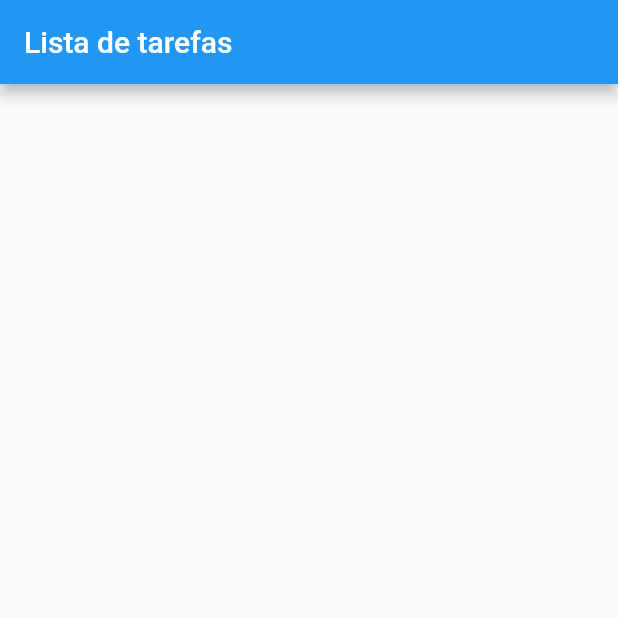
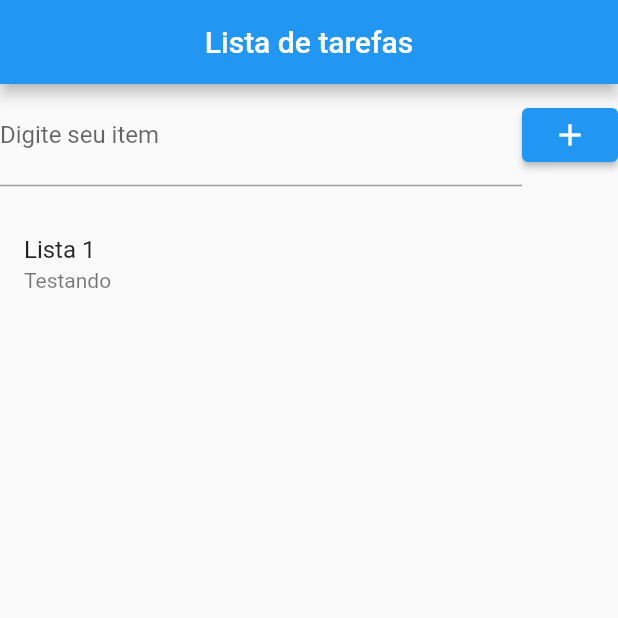
Before and after one commit to Wisterleys/todos_list, a Flutter app: the screen it shows after launch, on a phone screen of 412 x 824 dp, the top half of it. Run offline on Flutter 3.47's test engine with Material 2 defaults, Android fonts, the phone set to English and light mode, and no system bars.

Commit message:
lista quase pronta

```diff
--- /dev/null
+++ b/lib/model/model.dart
@@ -0,0 +1 @@
+export 'todo_mock.dart';
--- /dev/null
+++ b/lib/model/todo_mock.dart
@@ -0,0 +1,10 @@
+import 'package:flutter/cupertino.dart';
+
+abstract class Todo{
+  Todo({
+    required this.title,
+    required this.data,
+  });
+  Text title;
+  DateTime data;
+}
--- a/lib/pages/todolist/to_do_list_page.dart
+++ b/lib/pages/todolist/to_do_list_page.dart
@@ -1,13 +1,46 @@
 import 'package:flutter/material.dart';
 
 class TodoListPage extends StatelessWidget {
-  const TodoListPage({Key? key}) : super(key: key);
-
+  TodoListPage({Key? key}) : super(key: key);
+  TextEditingController todoController = TextEditingController();
   @override
   Widget build(BuildContext context) {
     return MaterialApp(
       home: Scaffold(
-        appBar: AppBar(title: const Text("Lista de tarefas")),
+        appBar: AppBar(
+          title: Center(
+            child: Text("Lista de tarefas"),
+            )
+            ),
+            body: Column(
+              children: [
+                Row(
+                  children: [
+                   Expanded(child: TextField(
+                  controller: todoController,
+                  decoration: InputDecoration(
+                    labelText: "Digite seu item",
+                    prefix: Icon(Icons.abc_rounded)
+                  ),
+                ),
+                ),
+                ElevatedButton(
+                  onPressed: (){},
+                  child: Icon(Icons.add))
+                  ],
+                ),
+                SizedBox(height: 16,),
+                ListView(
+                  shrinkWrap: true,
+                  children: [
+                    ListTile(
+                      title: Text('Lista 1'),
+                      subtitle: Text("Testando"),
+                    )
+                  ],
+                ),
+              ],
+            ) ,
 
 
       ),
```
